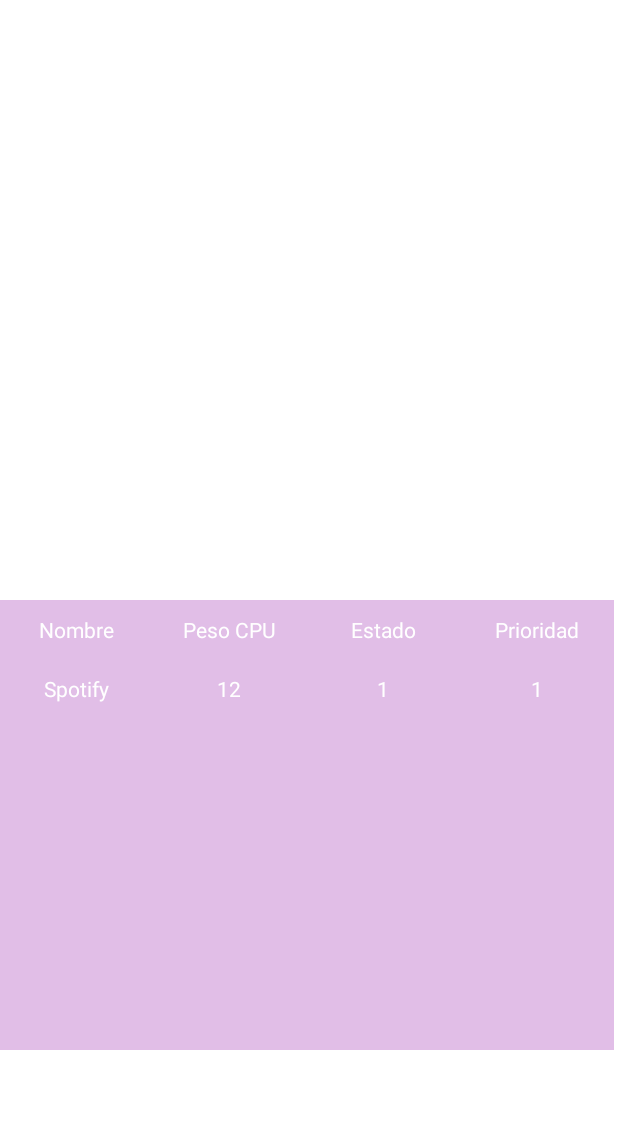
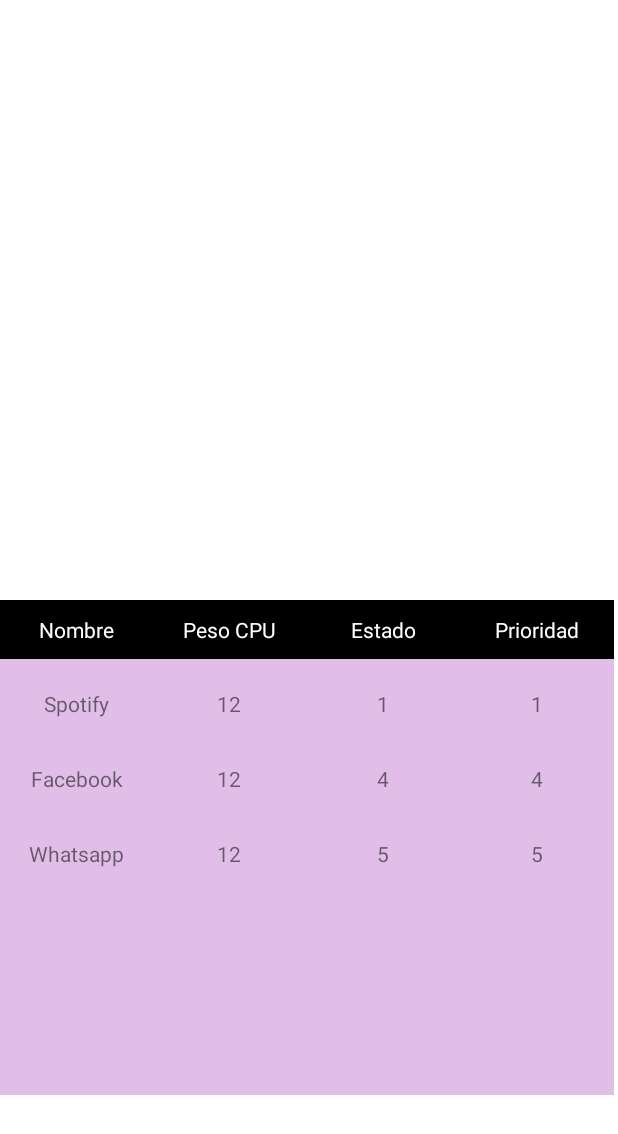
Before and after one commit to JulianSar18/round_robin, an Android app: the Activity_funcion screen opened directly, with no data from a screen before it, on a phone screen of 412 x 824 dp. Shown: the top 1134 px of the screen. Run offline under Robolectric (Android 15) with nearby library versions, the light colour scheme and no system bars.

Commit message:
corrección vista tabla

```diff
--- a/app/src/main/java/com/roundrobin/app/Activity_funcion.java
+++ b/app/src/main/java/com/roundrobin/app/Activity_funcion.java
@@ -1,10 +1,10 @@
 package com.roundrobin.app;
+
+import android.os.Bundle;
 
 import androidx.appcompat.app.AppCompatActivity;
 import androidx.recyclerview.widget.LinearLayoutManager;
 import androidx.recyclerview.widget.RecyclerView;
-
-import android.os.Bundle;
 
 import java.util.ArrayList;
 import java.util.List;
--- a/app/src/main/java/com/roundrobin/app/TableAdapter.java
+++ b/app/src/main/java/com/roundrobin/app/TableAdapter.java
@@ -45,7 +45,7 @@
         return table_list.size();
     }
 
-    public class ViewHolder  extends RecyclerView.ViewHolder{
+    public static class ViewHolder  extends RecyclerView.ViewHolder{
         TextView name_tv, peso_tv, estado_tv, prioridad_tv;
         public ViewHolder(@NonNull View itemView) {
             super(itemView);
--- a/app/src/main/res/layout/activity_funcion.xml
+++ b/app/src/main/res/layout/activity_funcion.xml
@@ -1,6 +1,5 @@
 <?xml version="1.0" encoding="utf-8"?>
 <LinearLayout xmlns:android="http://schemas.android.com/apk/res/android"
-    xmlns:app="http://schemas.android.com/apk/res-auto"
     xmlns:tools="http://schemas.android.com/tools"
     android:layout_width="match_parent"
     android:layout_height="match_parent"
@@ -8,11 +7,13 @@
 
     <TableLayout
         android:layout_width="409dp"
-        android:layout_height="300dp"
+        android:layout_height="330dp"
         android:layout_marginTop="400dp"
         android:background="@color/pastel">
 
-        <TableRow>
+        <TableRow
+            android:background="@color/black">
+
             <TextView
                 android:text="@string/Name"
                 android:layout_width="0dp"
@@ -62,8 +63,9 @@
 
         <androidx.recyclerview.widget.RecyclerView
             android:id="@+id/recyclerview"
+            android:layout_marginTop="20dp"
             android:layout_width="match_parent"
-            android:layout_height="wrap_content"
+            android:layout_height="match_parent"
             />
 
     </TableLayout>
--- a/app/src/main/res/layout/item_layout.xml
+++ b/app/src/main/res/layout/item_layout.xml
@@ -1,16 +1,15 @@
 <?xml version="1.0" encoding="utf-8"?>
 <TableLayout xmlns:android="http://schemas.android.com/apk/res/android"
     android:layout_width="match_parent"
-    android:layout_height="match_parent">
+    android:layout_height="50dp">
 
-    <TableRow>
+    <TableRow
+        android:textColor="@color/black">
         <TextView
             android:id="@+id/name_tv"
             android:layout_width="0dp"
             android:layout_height="wrap_content"
             android:textAlignment="center"
-            android:textColor="@color/white"
-            android:padding="10sp"
             android:textSize="14sp"
             android:layout_weight="4"
             android:layout_gravity="center_horizontal">
@@ -20,8 +19,6 @@
             android:layout_width="0dp"
             android:layout_height="wrap_content"
             android:textAlignment="center"
-            android:textColor="@color/white"
-            android:padding="10sp"
             android:textSize="14sp"
             android:layout_weight="4"
             android:layout_gravity="center_horizontal">
@@ -31,8 +28,6 @@
             android:layout_width="0dp"
             android:layout_height="wrap_content"
             android:textAlignment="center"
-            android:textColor="@color/white"
-            android:padding="10sp"
             android:textSize="14sp"
             android:layout_weight="4"
             android:layout_gravity="center_horizontal">
@@ -42,8 +37,6 @@
             android:layout_width="0dp"
             android:layout_height="wrap_content"
             android:textAlignment="center"
-            android:textColor="@color/white"
-            android:padding="10sp"
             android:textSize="14sp"
             android:layout_weight="4"
             android:layout_gravity="center_horizontal">
--- a/build.gradle
+++ b/build.gradle
@@ -5,7 +5,7 @@
         mavenCentral()
     }
     dependencies {
-        classpath "com.android.tools.build:gradle:7.0.3"
+        classpath 'com.android.tools.build:gradle:7.1.1'
 
         // NOTE: Do not place your application dependencies here; they belong
         // in the individual module build.gradle files
```
Also changed, not shown: gradle/wrapper/gradle-wrapper.properties.
